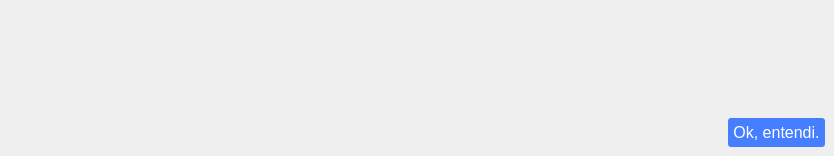
Senac-SOR-ADS/Mapa-de-Sala, file App/view/ui/feadbackConcluido.ui: the form before one commit.
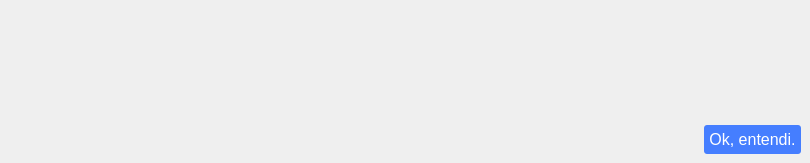
The form after the commit. Icons and pictures are not drawn.

The edit to the form file:
```diff
--- a/App/view/ui/feadbackConcluido.ui
+++ b/App/view/ui/feadbackConcluido.ui
@@ -6,8 +6,8 @@
    <rect>
     <x>0</x>
     <y>0</y>
-    <width>834</width>
-    <height>156</height>
+    <width>810</width>
+    <height>163</height>
    </rect>
   </property>
   <property name="windowTitle">
@@ -104,6 +104,9 @@
         <property name="alignment">
          <set>Qt::AlignCenter</set>
         </property>
+        <property name="wordWrap">
+         <bool>true</bool>
+        </property>
        </widget>
       </item>
       <item alignment="Qt::AlignRight">
```
